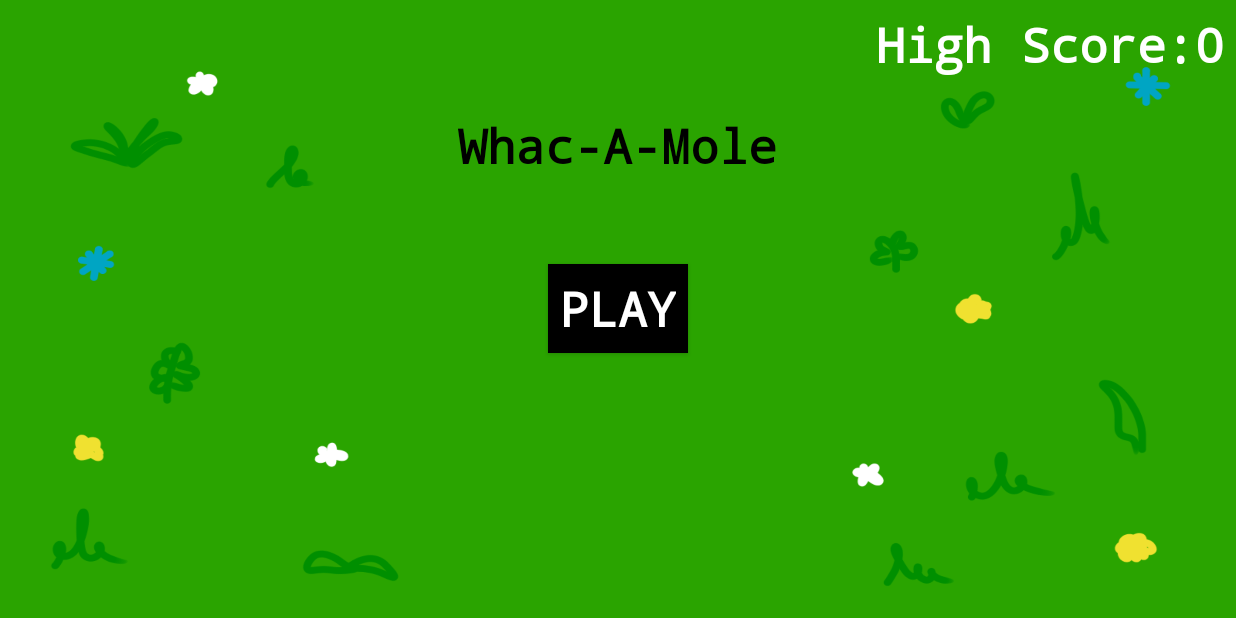
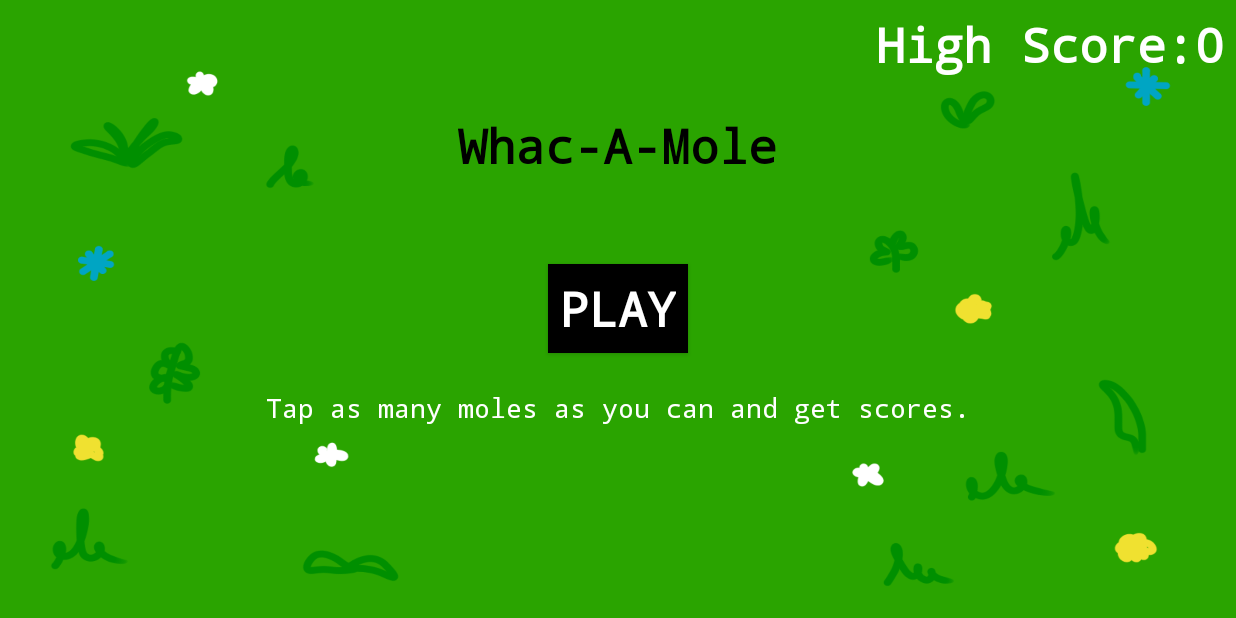
Before and after one commit to Vladislav-Kudrin/whackAMole, an Android app: the screen it shows after launch (MainActivity), on a phone screen of 824 x 412 dp (held sideways). Run offline under Robolectric (Android 15) with nearby library versions, the phone set to English and light mode, and no system bars.

Commit message:
Added a rules briefing and an icon.

```diff
--- a/app/src/main/AndroidManifest.xml
+++ b/app/src/main/AndroidManifest.xml
@@ -7,7 +7,7 @@
 
     <application
         android:allowBackup="true"
-        android:icon="@mipmap/ic_launcher"
+        android:icon="@mipmap/icon"
         android:label="@string/app_name"
         android:roundIcon="@mipmap/ic_launcher_round"
         android:supportsRtl="true"
--- a/app/src/main/res/layout/activity_main.xml
+++ b/app/src/main/res/layout/activity_main.xml
@@ -61,4 +61,16 @@
         android:textStyle="bold"
         android:onClick="onClickPlayButton" />
 
+    <TextView
+        android:id="@+id/rules"
+        android:layout_width="wrap_content"
+        android:layout_height="wrap_content"
+        android:layout_below="@id/play"
+        android:layout_marginTop="24dp"
+        android:layout_centerHorizontal="true"
+        android:fontFamily="monospace"
+        android:text="@string/rules_briefing"
+        android:textColor="@color/white"
+        android:textSize="18sp" />
+
 </RelativeLayout>
--- a/app/src/main/res/values/strings.xml
+++ b/app/src/main/res/values/strings.xml
@@ -10,5 +10,6 @@
     <string name="play_again">Play again</string>
     <string name="menu">Menu</string>
     <string name="timer_over">0s</string>
+    <string name="rules_briefing">Tap as many moles as you can and get scores.</string>
 
 </resources>
```
Also changed, not shown: app/src/main/res/mipmap-hdpi/icon.png (added), app/src/main/res/mipmap-mdpi/icon.png (added), app/src/main/res/mipmap-xhdpi/icon.png (added), app/src/main/res/mipmap-xxhdpi/icon.png (added), app/src/main/res/mipmap-xxxhdpi/icon.png (added).
